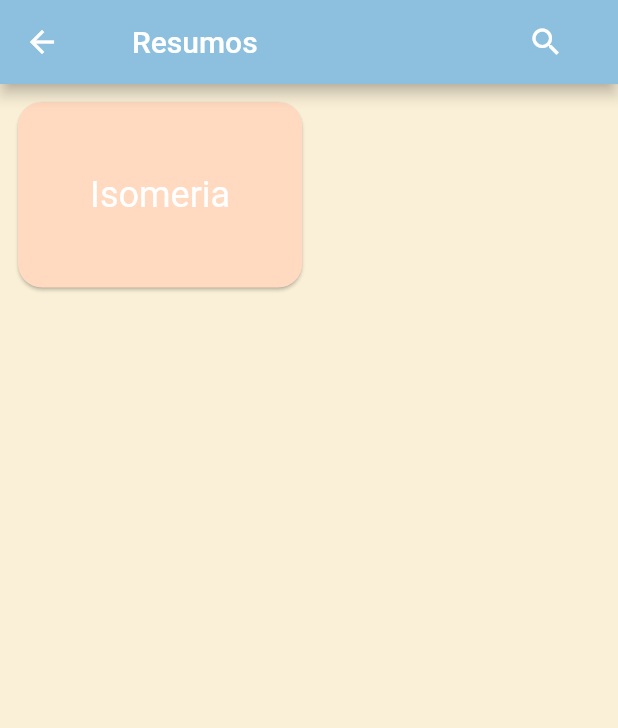
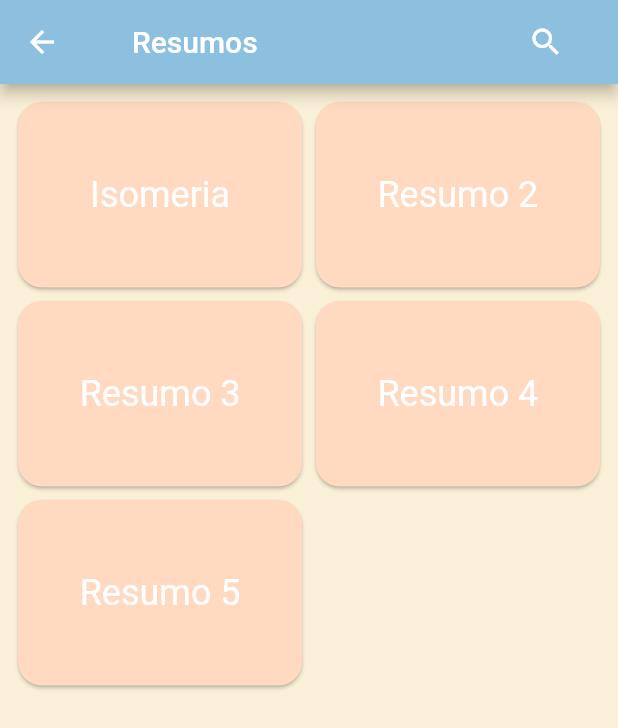
Before and after one commit to Maahrcy/study_app, a Flutter app: the Resume screen opened directly, on a phone screen of 412 x 824 dp. Shown: the top 728 px of the screen. Run offline on Flutter 3.47's test engine with Material 2 defaults, Android fonts, the phone set to English and light mode, and no system bars; our stand-ins replace google_fonts; missing offline and left inert: dart:html; Roboto replaces fonts that are missing (Sriracha).

Commit message:
Add files via upload

```diff
--- a/lib/data/BD.dart
+++ b/lib/data/BD.dart
@@ -1,32 +1,58 @@
 import 'package:flutter/material.dart';
-
+import '../domain/materia.dart';
 import '../domain/resumo.dart';
 import '../domain/tema.dart';
 
 class BD {
   //static Resumo resumo = Resumo(titulo: 'quaklquer', text: 'qualquer');
   static List<Resumo> listaResumes = [
-    Resumo(titulo: 'Isomeria', text: '  Isomeria química é um fenômeno observado quando duas ou mais substâncias orgânicas têm a mesma fórmula molecular, mas estrutura molecular e propriedades diferentes. \n '
+    Resumo(
+        titulo: 'Isomeria',
+        text:
+            '  Isomeria química é um fenômeno observado quando duas ou mais substâncias orgânicas têm a mesma fórmula molecular, mas estrutura molecular e propriedades diferentes. \n '
             '\n As substâncias químicas com essas características são denominadas isômeros. \n '
             '\n O termo deriva das palavras gregas iso = igual e meros = partes, ou seja, partes iguais. \n '
             '\nExistem diferentes tipos de isomeria: \n \n '
             'Isomeria plana:'
             'Os compostos são identificados através das fórmulas estruturais planas. Divide-se em isomeria de cadeia, isomeria de função, isomeria de posição, isomeria de compensação e isomeria de tautomeria. \n '
-        '\n Isomeria espacial: A estrutura molecular dos compostos apresenta diferentes estruturas espaciais. Divide-se em isomeria geométrica e isomeria óptica.'
-        ),
-    //Resumo(titulo: 'Resumo 2', text: '  Lorem input não sei oq não sei oq não sei oq'),
-    //Resumo(titulo: 'Resumo 3', text: '  Lorem input não sei oq não sei oq não sei oq'),
-   // Resumo(titulo: 'Resumo 4', text: '  Lorem input não sei oq não sei oq não sei oq'),
-   // Resumo(titulo: 'Resumo 4', text: '  Lorem input não sei oq não sei oq não sei oq')
+            '\n Isomeria espacial: A estrutura molecular dos compostos apresenta diferentes estruturas espaciais. Divide-se em isomeria geométrica e isomeria óptica.'),
+    Resumo(
+        titulo: 'Resumo 2',
+        text: '  Lorem input não sei oq não sei oq não sei oq'),
+    Resumo(
+        titulo: 'Resumo 3',
+        text: '  Lorem input não sei oq não sei oq não sei oq'),
+    Resumo(
+        titulo: 'Resumo 4',
+        text: '  Lorem input não sei oq não sei oq não sei oq'),
+    Resumo(
+        titulo: 'Resumo 5',
+        text: '  Lorem input não sei oq não sei oq não sei oq')
   ];
 
-  static Tema tema = Tema(numtema: 1, textcolor1: Colors.white, textcolor2: Color(0xffd9807c), textcolor3: Colors.black);
+  static Tema tema = Tema(
+      numtema: 1,
+      textcolor1: Colors.white,
+      textcolor2: Color(0xffd9807c),
+      textcolor3: Colors.black);
 
-  static getTema(){
+  static getTema() {
     return tema;
   }
-  static lusBody(String materia){
-    return Text(materia,
+
+  static List<Materia> listaMaterias = [
+    Materia(titulo: 'Matemática'),
+    Materia(titulo: 'Portugûes'),
+    Materia(titulo: 'Química'),
+    Materia(titulo: 'História'),
+    Materia(titulo: 'Geografia'),
+    Materia(titulo: 'Biologia'),
+    Materia(titulo: 'Física'),
+  ];
+
+  static lusBody(String materia) {
+    return Text(
+      materia,
       style: const TextStyle(
         fontSize: 20,
         color: Colors.white,
```
Lines whose indentation alone changed are shown as unchanged.
